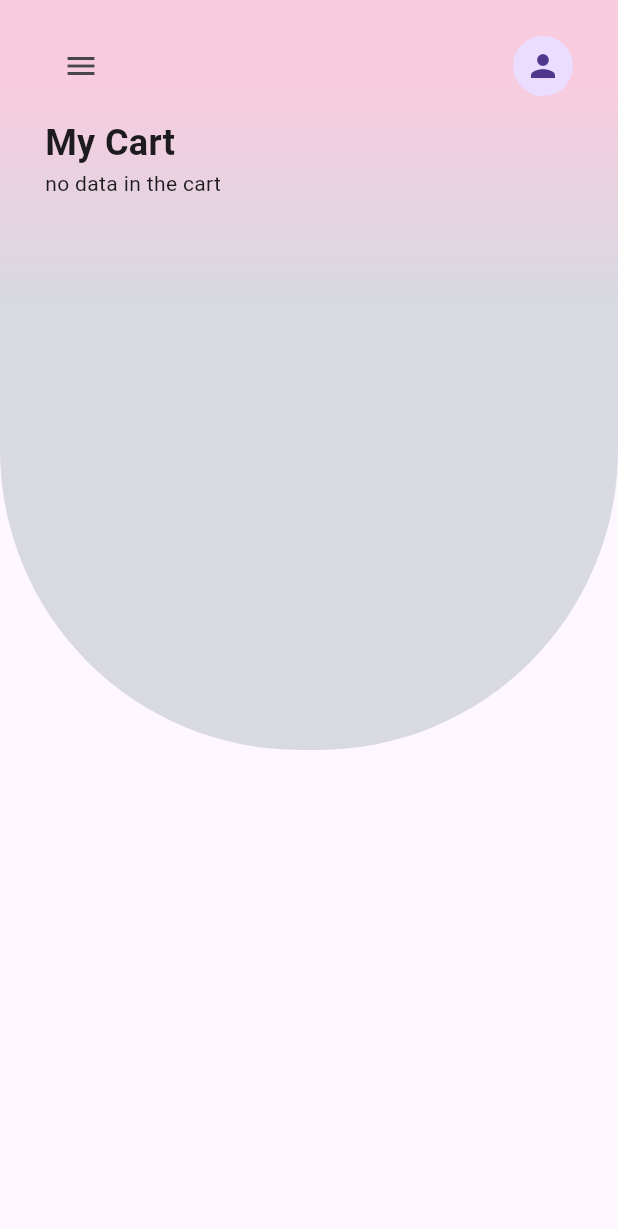
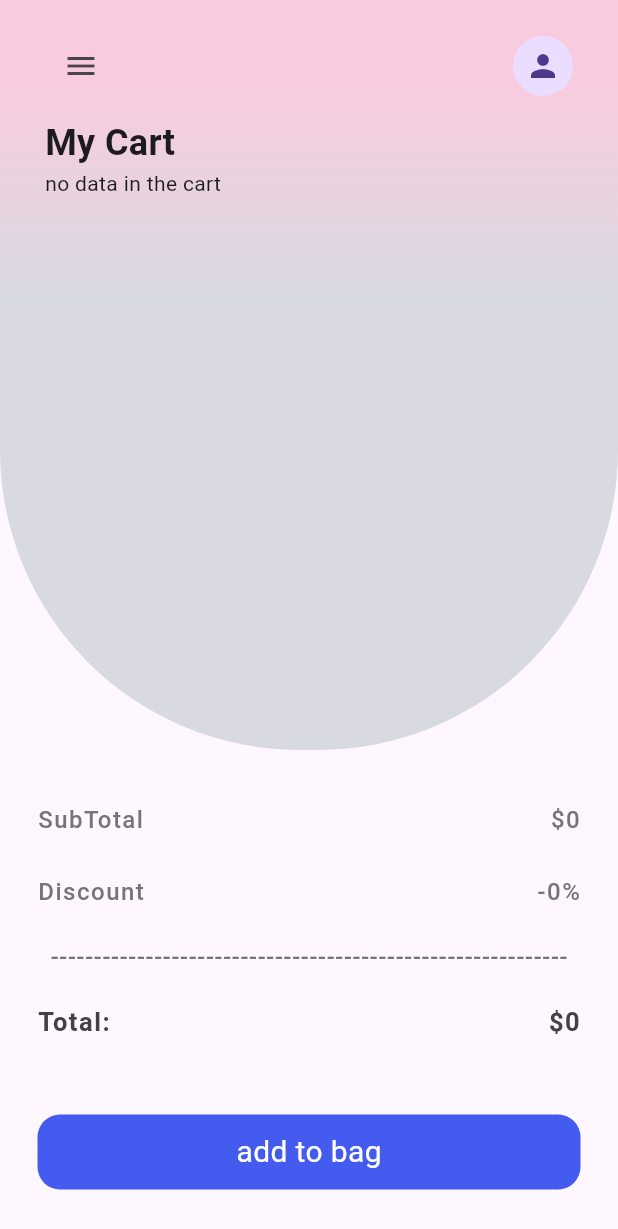
Before and after one commit to najiibmohamed11/Sweets_Stor_App_Flutter, a Flutter app: the Cart screen opened by its route, on a phone screen of 412 x 824 dp. Shown: the top 1229 px of the screen. Run offline on Flutter 3.47's test engine with Material 3 defaults, Android fonts, the light colour scheme and no system bars; our stand-ins replace cloud_firestore, firebase_core, firebase_storage, image_picker; missing offline and left inert: dart:ffi; accounts and stored records are empty.

Commit message:
totall price

```diff
--- a/lib/pages/Homepage/cart/cart model/cartmodel.dart
+++ b/lib/pages/Homepage/cart/cart model/cartmodel.dart
@@ -10,10 +10,21 @@ class cartopration extends ChangeNotifier {
       "quantity": quantity
     });
     notifyListeners();
+    print(total());
   }
 
   void deledefromcart(int index) {
     cartinfo.removeAt(index);
     notifyListeners();
   }
+
+  int total() {
+    int accumulator = 0; // Initialize accumulator with 0
+    for (var cart in cartinfo) {
+      accumulator += (cart["price"] as int) *
+          (cart["quantity"] as int); // Explicitly cast to int
+    }
+
+    return accumulator;
+  }
 }
--- a/lib/pages/Homepage/cart/cart.dart
+++ b/lib/pages/Homepage/cart/cart.dart
@@ -20,6 +20,8 @@ class _CartState extends State<Cart> {
 
   @override
   Widget build(BuildContext context) {
+    return Consumer<cartopration>(
+      builder: (context, value, child) {
         return Scaffold(
           key: _scaffoldKey,
           drawer: NavPar(),
@@ -29,7 +31,8 @@ class _CartState extends State<Cart> {
               Container(
                   width: double.infinity,
                   height: 500,
-              padding: EdgeInsets.symmetric(horizontal: 30.0, vertical: 20.0),
+                  padding:
+                      EdgeInsets.symmetric(horizontal: 30.0, vertical: 20.0),
                   decoration: BoxDecoration(
                     borderRadius: BorderRadiusDirectional.vertical(
                         bottom: Radius.circular(200.0)),
@@ -68,9 +71,7 @@ class _CartState extends State<Cart> {
                               fontSize: 24.0, fontWeight: FontWeight.bold),
                         ),
                       ),
-                  Consumer<cartopration>(
-                    builder: (context, value, child) {
-                      return value.cartinfo.length == 0
+                      value.cartinfo.length == 0
                           ? Text("no data in the cart")
                           : Expanded(
                               child: ListView.builder(
@@ -106,7 +107,9 @@ class _CartState extends State<Cart> {
                                           children: [
                                             quantitycontroler(
                                               icon: Icon(Icons.remove),
-                                              onTap: howmuch <= 1
+                                              onTap: value.cartinfo[index]
+                                                          ["quantity"] <=
+                                                      1
                                                   ? null
                                                   : () {
                                                       setState(() {
@@ -126,7 +129,7 @@ class _CartState extends State<Cart> {
                                             ),
                                             SizedBox(width: 6.0),
                                             quantitycontroler(
-                                              icon: Icon(Icons.remove),
+                                              icon: Icon(Icons.add),
                                               onTap: () {
                                                 setState(() {
                                                   value.cartinfo[index]
@@ -147,14 +150,120 @@ class _CartState extends State<Cart> {
                                   );
                                 },
                               ),
-                            );
-                    },
-                  )
+                            ),
                     ],
                     crossAxisAlignment: CrossAxisAlignment.start,
                   )),
+              Container(
+                margin: EdgeInsets.only(top: 35.0),
+                padding: EdgeInsets.symmetric(horizontal: 25.0),
+                child: Column(
+                  children: [
+                    Row(
+                      mainAxisAlignment: MainAxisAlignment.spaceBetween,
+                      children: [
+                        Text(
+                          "SubTotal",
+                          style: TextStyle(
+                              fontWeight: FontWeight.w500,
+                              fontSize: 16,
+                              letterSpacing: 1.0,
+                              color: Colors.grey[600]),
+                        ),
+                        Text(
+                          "\$${value.total()}",
+                          style: TextStyle(
+                              fontWeight: FontWeight.w500,
+                              fontSize: 16,
+                              letterSpacing: 1.0,
+                              color: Colors.grey[600]),
+                        ),
+                      ],
+                    ),
+                    SizedBox(
+                      height: 25.0,
+                    ),
+                    Row(
+                      mainAxisAlignment: MainAxisAlignment.spaceBetween,
+                      children: [
+                        Text(
+                          "Discount",
+                          style: TextStyle(
+                              fontWeight: FontWeight.w500,
+                              fontSize: 16,
+                              letterSpacing: 1.0,
+                              color: Colors.grey[600]),
+                        ),
+                        Text(
+                          "-0%",
+                          style: TextStyle(
+                              fontWeight: FontWeight.w500,
+                              fontSize: 16,
+                              letterSpacing: 1.0,
+                              color: Colors.grey[600]),
+                        ),
+                      ],
+                    ),
+                    SizedBox(
+                      height: 20.0,
+                    ),
+                    Text(
+                      "------------------------------------------------------------",
+                      style: TextStyle(
+                          fontWeight: FontWeight.w500,
+                          fontSize: 16,
+                          letterSpacing: 0.5,
+                          color: Colors.grey[600]),
+                    ),
+                    SizedBox(
+                      height: 20.0,
+                    ),
+                    Row(
+                      mainAxisAlignment: MainAxisAlignment.spaceBetween,
+                      children: [
+                        Text(
+                          "Total:",
+                          style: TextStyle(
+                              fontWeight: FontWeight.bold,
+                              fontSize: 17,
+                              letterSpacing: 1.0,
+                              color: Colors.grey[800]),
+                        ),
+                        Text(
+                          "\$${value.total()}",
+                          style: TextStyle(
+                              fontWeight: FontWeight.bold,
+                              fontSize: 17,
+                              letterSpacing: 1.0,
+                              color: Colors.grey[800]),
+                        ),
+                      ],
+                    ),
+                    SizedBox(
+                      height: 50.0,
+                    ),
+                    GestureDetector(
+                      onTap: () {},
+                      child: Container(
+                        width: double.infinity,
+                        height: 50.0,
+                        decoration: BoxDecoration(
+                            color: Color(0xff445BEF),
+                            borderRadius: BorderRadius.circular(15.0)),
+                        child: Center(
+                            child: Text(
+                          "add to bag",
+                          style: TextStyle(fontSize: 20.0, color: Colors.white),
+                        )),
+                      ),
+                    ),
+                  ],
+                ),
+              )
             ],
           )),
         );
+      },
+    );
   }
 }
--- a/lib/pages/Homepage/product details/details.dart
+++ b/lib/pages/Homepage/product details/details.dart
@@ -183,7 +183,7 @@ class _DetailsState extends State<Details> {
                     ],
                   ),
                   SizedBox(
-                    height: 15.0,
+                    height: 35.0,
                   ),
                   Consumer<cartopration>(
                     builder: (context, value, child) {
```
Lines whose indentation alone changed are shown as unchanged.
